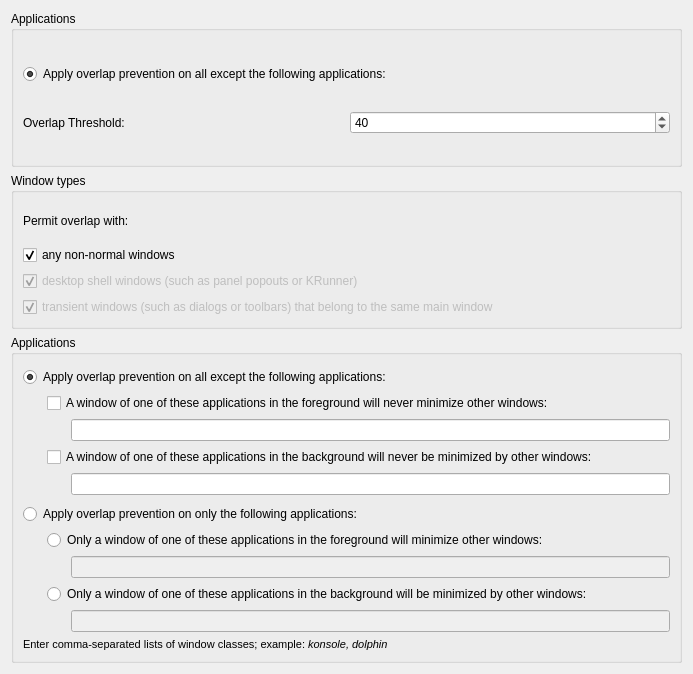
BucketHeadP65/Translucent-Tiles, file contents/ui/config.ui: the form before one commit.
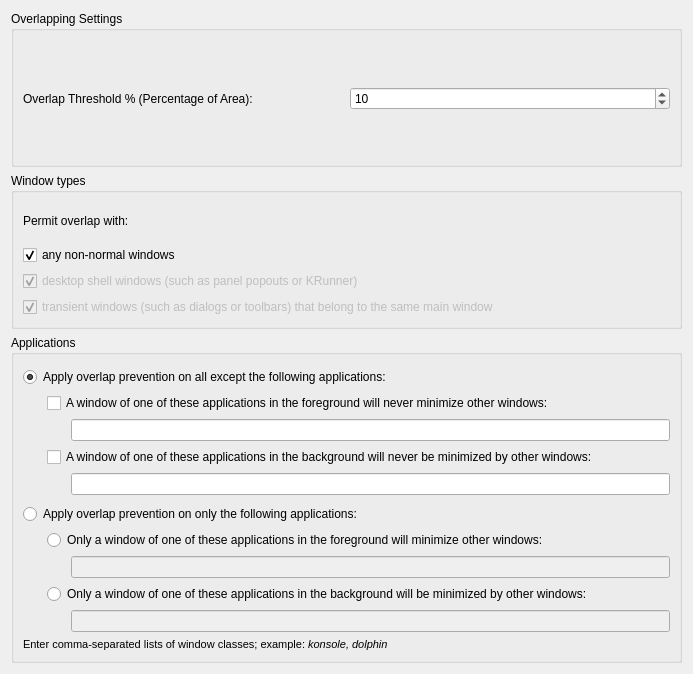
The form after the commit.

The edit to the form file:
```diff
--- a/contents/ui/config.ui
+++ b/contents/ui/config.ui
@@ -17,9 +17,9 @@
    <item>
     <layout class="QVBoxLayout" name="verticalLayout_5">
     <item>
-      <widget class="QGroupBox" name="groupBox_2">
+      <widget class="QGroupBox" name="groupBox_1">
        <property name="title">
-        <string>Applications</string>
+        <string>Overlapping Settings</string>
        </property>
        <layout class="QVBoxLayout" name="verticalLayout_3">
         <item>
@@ -40,16 +40,6 @@
             </property>
            </spacer>
           </item>
-          <item>
-           <widget class="QRadioButton" name="kcfg_excludeMode">
-            <property name="text">
-             <string>Apply overlap prevention on all except the following applications:</string>
-            </property>
-            <property name="checked">
-             <bool>true</bool>
-            </property>
-           </widget>
-          </item>
          </layout>
         </item>
         <item>
@@ -57,7 +47,7 @@
           <item>
            <widget class="QLabel" name="label_overlaPthreshold">
             <property name="text">
-             <string>Overlap Threshold:</string>
+             <string>Overlap Threshold % (Percentage of Area):</string>
             </property>
            </widget>
           </item>
@@ -70,7 +60,7 @@
              <number>100</number>
             </property>
             <property name="value">
-             <number>40</number>
+             <number>10</number>
             </property>
            </widget>
           </item>
```
Left out of the diff: 18 changed lines with no effect on the pictures.
